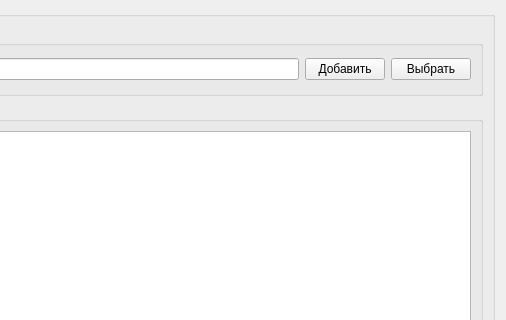
Above: FormsMenu/table_form_1_2_otel.ui from zanxi/qt_protowebclient before the change; both pictures show x 448 to 954 and y 0 to 320 of the 954 by 669 pixel window. Below: the same form after it.
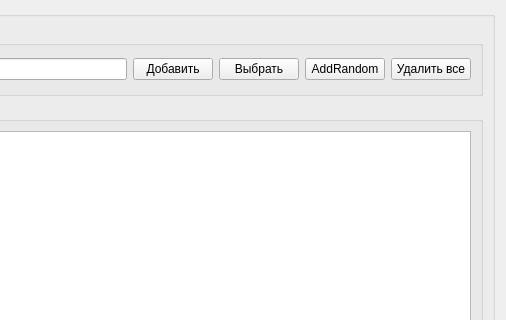
That is the form after the change.

```diff
--- a/FormsMenu/table_form_1_2_otel.ui
+++ b/FormsMenu/table_form_1_2_otel.ui
@@ -54,6 +54,20 @@
              </property>
             </widget>
            </item>
+           <item>
+            <widget class="QPushButton" name="pushButton_addRandom">
+             <property name="text">
+              <string>AddRandom</string>
+             </property>
+            </widget>
+           </item>
+           <item>
+            <widget class="QPushButton" name="pushButton_delete">
+             <property name="text">
+              <string>Удалить все</string>
+             </property>
+            </widget>
+           </item>
           </layout>
          </item>
         </layout>
```
